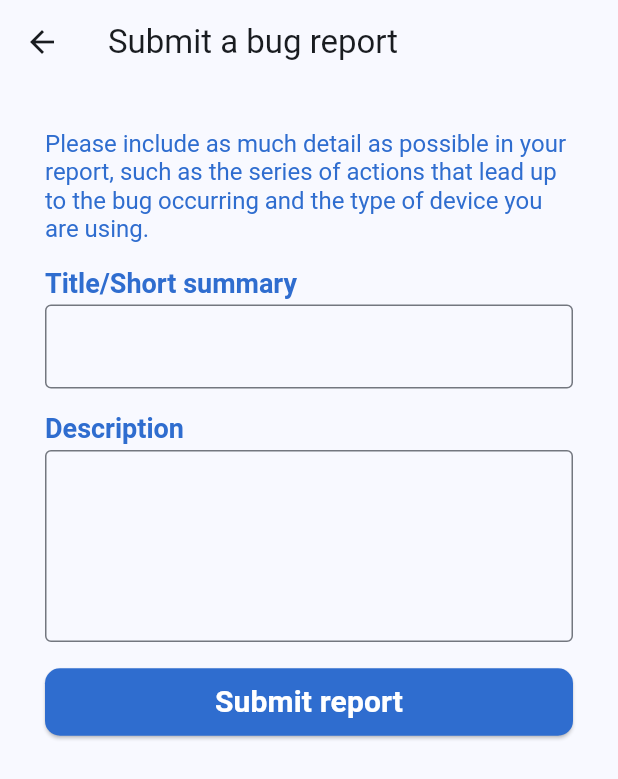
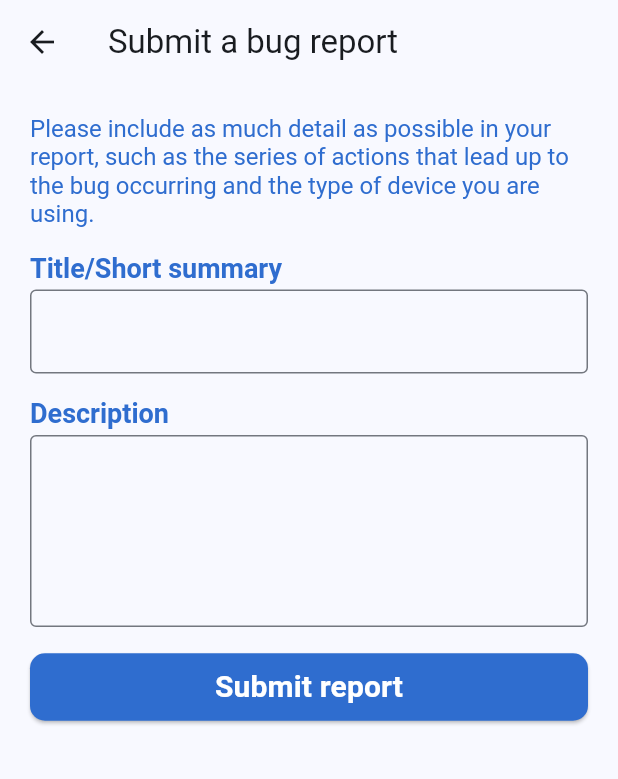
Before and after one commit to Pipeline-To-Better-Placemaking/P2BP-2025Spring-Mobile, a Flutter app: the SubmitBugReportPage screen opened directly, on a phone screen of 412 x 824 dp. Shown: the top 779 px of the screen. Run offline on Flutter 3.47's test engine with Material 3 defaults, Android fonts, the phone set to English and light mode, and no system bars; our stand-ins replace cloud_firestore, dropdown_button2, firebase_auth, firebase_core, firebase_storage, font_awesome_flutter and 5 more; missing offline and left inert: file_selector, maps_toolkit; accounts and stored records are empty; network calls fail.

Commit message:
Random consistency and visual updates.

```diff
--- a/lib/db_schema_classes.dart
+++ b/lib/db_schema_classes.dart
@@ -97,7 +97,6 @@ class Project {
     this.coverImageUrl,
   });
 
-  // TODO: Probably want to delete test if test reference is not found; however, functionality may be unnecessary if the implementation of deleting a test deletes it from the project also (which is ideal).
   /// Gets all fields for each [Test] in this [Project] and loads them
   /// into the [tests]. Also returns [tests].
   Future<List<Test>> loadAllTestData() async {
--- a/lib/submit_bug_report_page.dart
+++ b/lib/submit_bug_report_page.dart
@@ -12,25 +12,22 @@ class SubmitBugReportPage extends StatelessWidget {
   @override
   Widget build(BuildContext context) {
     return Scaffold(
-      extendBody: true,
       resizeToAvoidBottomInset: false,
       appBar: AppBar(
         systemOverlayStyle: SystemUiOverlayStyle.dark
             .copyWith(statusBarColor: Colors.transparent),
         title: const Text('Submit a bug report'),
       ),
-      body: DefaultTextStyle(
-        style: TextStyle(
-          color: p2bpBlue,
-          fontSize: 16,
-          fontWeight: FontWeight.bold,
-        ),
-        child: ListView(
-          padding: EdgeInsets.all(30),
-          children: <Widget>[
-            SubmitBugReportForm(),
-            const SizedBox(height: 20),
-          ],
+      body: Padding(
+        padding: const EdgeInsets.fromLTRB(20, 20, 20, 0) +
+            MediaQuery.viewInsetsOf(context),
+        child: DefaultTextStyle(
+          style: TextStyle(
+            color: p2bpBlue,
+            fontSize: 16,
+            fontWeight: FontWeight.bold,
+          ),
+          child: SafeArea(child: SubmitBugReportForm()),
         ),
       ),
     );
@@ -109,8 +106,7 @@ class _SubmitBugReportFormState extends State<SubmitBugReportForm> {
   Widget build(BuildContext context) {
     return Form(
       key: _formKey,
-      child: Column(
-        crossAxisAlignment: CrossAxisAlignment.stretch,
+      child: ListView(
         children: <Widget>[
           const Text(
             Strings.submitBugReportText,
@@ -161,6 +157,7 @@ class _SubmitBugReportFormState extends State<SubmitBugReportForm> {
               ),
             ),
           ),
+          const SizedBox(height: 30),
         ],
       ),
     );
```
Also changed, not shown: lib/change_email_page.dart (+15 -16 lines), lib/change_name_page.dart (+15 -16 lines), lib/change_password_page.dart (+8 -5 lines).
